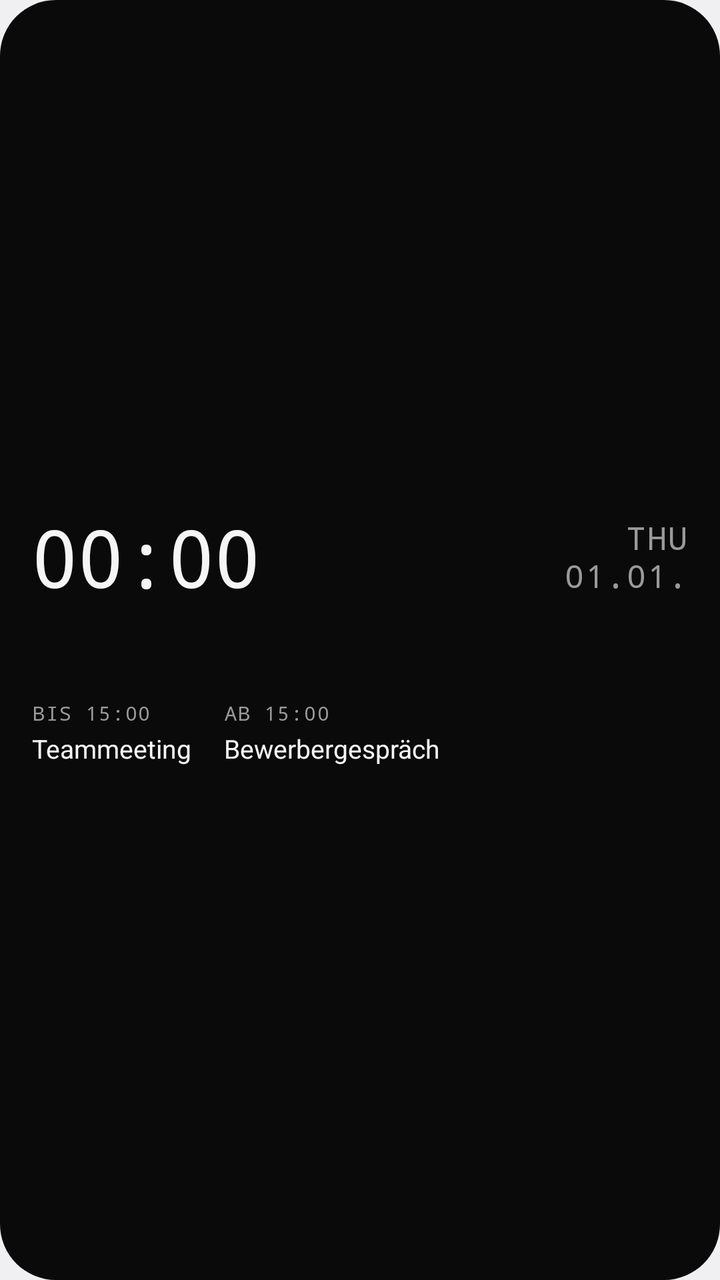
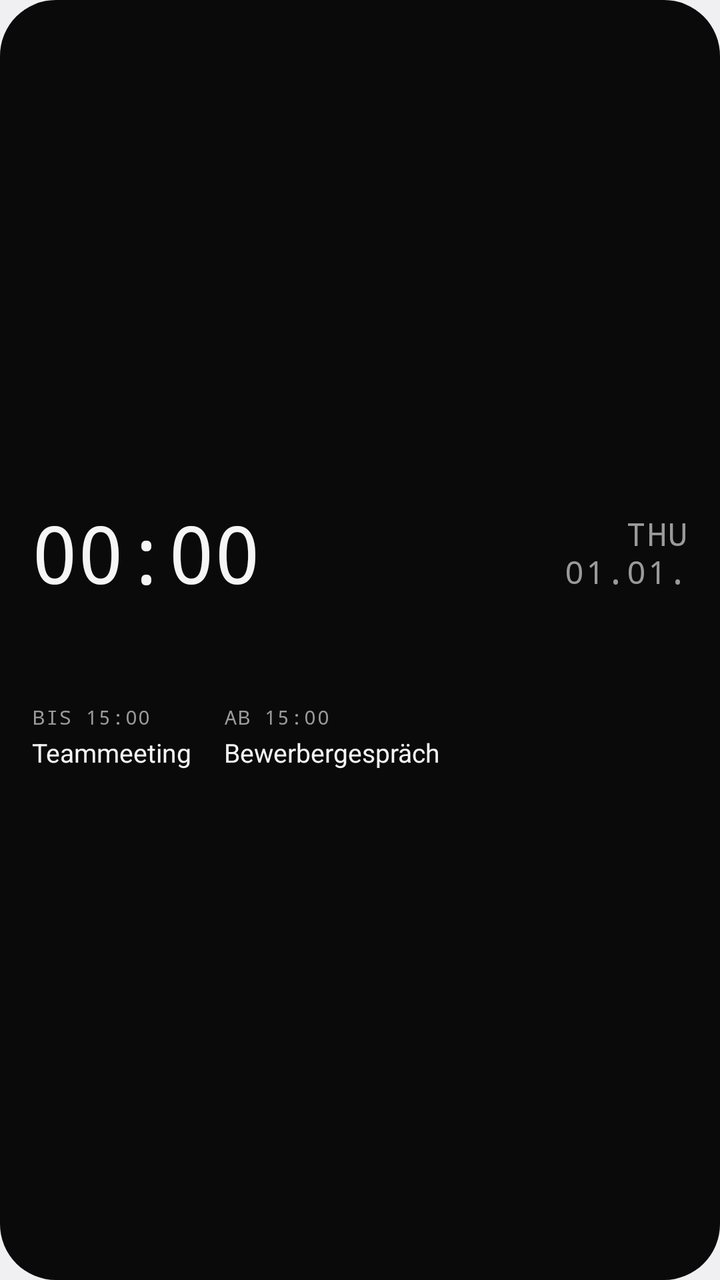

Screens rendered from an Android XML layout before and after an edit, with the pre-edit source and the edit as a unified diff.
<!-- AndroidManifest.xml: application theme android:Theme.DeviceDefault.DayNight -->
<!-- res/layout/widget_day_bar.xml -->
<?xml version="1.0" encoding="utf-8"?>
<FrameLayout xmlns:android="http://schemas.android.com/apk/res/android"
    android:id="@android:id/background"
    android:layout_width="match_parent"
    android:layout_height="match_parent">

    <ImageView
        android:id="@+id/db_bg_fill"
        android:layout_width="match_parent"
        android:layout_height="match_parent"
        android:importantForAccessibility="no"
        android:scaleType="fitXY"
        android:src="@drawable/widget_shape"
        android:tint="@color/mono_bg_solid"
        android:tintMode="src_in" />

    
    <ImageView
        android:id="@+id/db_bg_frost"
        android:layout_width="match_parent"
        android:layout_height="match_parent"
        android:importantForAccessibility="no"
        android:scaleType="fitXY"
        android:src="@drawable/widget_frost"
        android:visibility="gone" />

    <LinearLayout
        android:layout_width="match_parent"
        android:layout_height="match_parent"
        android:orientation="vertical"
        android:paddingStart="16dp"
        android:paddingTop="12dp"
        android:paddingEnd="16dp"
        android:paddingBottom="12dp">

        
        <FrameLayout
            android:layout_width="match_parent"
            android:layout_height="0dp"
            android:layout_weight="1" />

        
        <LinearLayout
            android:layout_width="match_parent"
            android:layout_height="wrap_content"
            android:baselineAligned="true"
            android:orientation="horizontal">

            <TextClock
                android:id="@+id/db_clock"
                android:layout_width="wrap_content"
                android:layout_height="wrap_content"
                android:fontFamily="monospace"
                android:fontFeatureSettings="tnum"
                android:format12Hour="HH:mm"
                android:format24Hour="HH:mm"
                android:includeFontPadding="false"
                android:letterSpacing="-0.03"
                android:textColor="@color/mono_text"
                android:textSize="40sp" />

            <FrameLayout
                android:layout_width="0dp"
                android:layout_height="wrap_content"
                android:layout_weight="1" />

            
            <LinearLayout
                android:layout_width="wrap_content"
                android:layout_height="wrap_content"
                android:baselineAlignedChildIndex="1"
                android:gravity="end"
                android:orientation="vertical">

                <TextClock
                    android:id="@+id/db_weekday"
                    android:layout_width="wrap_content"
                    android:layout_height="wrap_content"
                    android:fontFamily="monospace"
                    android:format12Hour="EEE"
                    android:format24Hour="EEE"
                    android:includeFontPadding="false"
                    android:letterSpacing="0.04"
                    android:textAllCaps="true"
                    android:textColor="@color/mono_muted_solid"
                    android:textSize="16sp" />

                <TextClock
                    android:id="@+id/db_date"
                    android:layout_width="wrap_content"
                    android:layout_height="wrap_content"
                    android:fontFamily="monospace"
                    android:format12Hour="dd.MM."
                    android:format24Hour="dd.MM."
                    android:includeFontPadding="false"
                    android:letterSpacing="0.04"
                    android:textAllCaps="true"
                    android:textColor="@color/mono_muted_solid"
                    android:textSize="16sp" />
            </LinearLayout>
        </LinearLayout>

        
        <FrameLayout
            android:id="@+id/db_allday_gap"
            android:layout_width="match_parent"
            android:layout_height="8dp"
            android:visibility="gone" />

        
        <LinearLayout
            android:id="@+id/db_allday_row"
            android:layout_width="match_parent"
            android:layout_height="wrap_content"
            android:background="@drawable/capsule"
            android:backgroundTint="@color/mono_line_solid"
            android:gravity="center"
            android:orientation="horizontal"
            android:paddingStart="10dp"
            android:paddingTop="3dp"
            android:paddingEnd="10dp"
            android:paddingBottom="3dp"
            android:visibility="gone">

            
            <LinearLayout
                android:layout_width="wrap_content"
                android:layout_height="wrap_content"
                android:orientation="horizontal">

                <TextView
                    android:id="@+id/db_allday_title"
                    android:layout_width="0dp"
                    android:layout_height="wrap_content"
                    android:layout_weight="1"
                    android:ellipsize="end"
                    android:maxLines="1"
                    android:text="Feiertag"
                    android:textColor="@color/mono_text"
                    android:textSize="12sp" />

                <TextView
                    android:id="@+id/db_allday_detail"
                    android:layout_width="wrap_content"
                    android:layout_height="wrap_content"
                    android:maxLines="1"
                    android:text=" · bis So."
                    android:textColor="@color/mono_muted_solid"
                    android:textSize="12sp"
                    android:visibility="gone" />
            </LinearLayout>
        </LinearLayout>

        
        <ImageView
            android:id="@+id/db_timeline"
            android:layout_width="match_parent"
            android:layout_height="34dp"
            android:layout_marginTop="4dp"
            android:importantForAccessibility="no"
            android:scaleType="fitXY" />

        
        <LinearLayout
            android:layout_width="match_parent"
            android:layout_height="wrap_content"
            android:layout_marginTop="8dp"
            android:orientation="horizontal">

            
            <LinearLayout
                android:id="@+id/db_footer_left"
                android:layout_width="wrap_content"
                android:layout_height="wrap_content"
                android:orientation="vertical">

                <TextView
                    android:id="@+id/db_current_label"
                    android:layout_width="match_parent"
                    android:layout_height="wrap_content"
                    android:ellipsize="end"
                    android:fontFamily="monospace"
                    android:letterSpacing="0.06"
                    android:maxLines="1"
                    android:text="BIS 15:00"
                    android:textColor="@color/mono_muted_solid"
                    android:textSize="10sp" />

                <TextView
                    android:id="@+id/db_current_title"
                    android:layout_width="match_parent"
                    android:layout_height="wrap_content"
                    android:layout_marginTop="2dp"
                    android:ellipsize="end"
                    android:maxLines="1"
                    android:text="Teammeeting"
                    android:textColor="@color/mono_text"
                    android:textSize="13sp" />
            </LinearLayout>

            
            <LinearLayout
                android:id="@+id/db_footer_right"
                android:layout_width="wrap_content"
                android:layout_height="wrap_content"
                android:layout_marginStart="16dp"
                android:orientation="vertical">

                <TextView
                    android:id="@+id/db_next_label"
                    android:layout_width="match_parent"
                    android:layout_height="wrap_content"
                    android:ellipsize="end"
                    android:fontFamily="monospace"
                    android:letterSpacing="0.06"
                    android:maxLines="1"
                    android:text="AB 15:00"
                    android:textColor="@color/mono_muted_solid"
                    android:textSize="10sp" />

                <TextView
                    android:id="@+id/db_next_title"
                    android:layout_width="match_parent"
                    android:layout_height="wrap_content"
                    android:layout_marginTop="2dp"
                    android:ellipsize="end"
                    android:maxLines="1"
                    android:text="Bewerbergespräch"
                    android:textColor="@color/mono_text"
                    android:textSize="13sp" />
            </LinearLayout>

            
            <LinearLayout
                android:id="@+id/db_footer_third"
                android:layout_width="wrap_content"
                android:layout_height="wrap_content"
                android:layout_marginStart="16dp"
                android:orientation="vertical"
                android:visibility="gone">

                <TextView
                    android:id="@+id/db_third_label"
                    android:layout_width="match_parent"
                    android:layout_height="wrap_content"
                    android:ellipsize="end"
                    android:fontFamily="monospace"
                    android:letterSpacing="0.06"
                    android:maxLines="1"
                    android:text="AB 21:00"
                    android:textColor="@color/mono_muted_solid"
                    android:textSize="10sp" />

                <TextView
                    android:id="@+id/db_third_title"
                    android:layout_width="match_parent"
                    android:layout_height="wrap_content"
                    android:layout_marginTop="2dp"
                    android:ellipsize="end"
                    android:maxLines="1"
                    android:text="Abendessen"
                    android:textColor="@color/mono_text"
                    android:textSize="13sp" />
            </LinearLayout>
        </LinearLayout>

        
        
        <FrameLayout
            android:layout_width="match_parent"
            android:layout_height="0dp"
            android:layout_weight="1" />

    </LinearLayout>
</FrameLayout>
<!-- resources referenced by this layout -->
<resources>
  <color name="mono_bg_solid">#FF0A0A0A</color>
  <color name="mono_line_solid">#FF2A2A2A</color>
  <color name="mono_muted_solid">#FF9A9A9A</color>
  <color name="mono_text">#FFF5F5F5</color>
  <!-- drawable capsule (drawable) -->
  <?xml version="1.0" encoding="utf-8"?>
  <shape xmlns:android="http://schemas.android.com/apk/res/android"
      android:shape="rectangle">
      <solid android:color="#FFFFFFFF" />
      <corners android:radius="999dp" />
  </shape>
  <!-- drawable widget_frost (drawable) -->
  <?xml version="1.0" encoding="utf-8"?>
  <inset xmlns:android="http://schemas.android.com/apk/res/android"
      android:drawable="@drawable/widget_frost_light" />
  <!-- drawable widget_shape (drawable) -->
  <?xml version="1.0" encoding="utf-8"?>
  <shape xmlns:android="http://schemas.android.com/apk/res/android"
      android:shape="rectangle">
      <solid android:color="#FFFFFFFF" />
      <corners android:radius="@android:dimen/system_app_widget_background_radius" />
  </shape>
  <!-- drawable widget_frost_light (drawable) -->
  <?xml version="1.0" encoding="utf-8"?>
  <layer-list xmlns:android="http://schemas.android.com/apk/res/android">
      
      <item>
          <shape android:shape="rectangle">
              <gradient
                  android:angle="270"
                  android:centerColor="#00FFFFFF"
                  android:centerY="0.55"
                  android:endColor="#00FFFFFF"
                  android:startColor="#47FFFFFF"
                  android:type="linear" />
              <corners android:radius="@android:dimen/system_app_widget_background_radius" />
          </shape>
      </item>
      
      <item>
          <bitmap
              android:src="@drawable/frost_noise_light"
              android:tileMode="repeat" />
      </item>
  </layer-list>
  <!-- drawable frost_noise_light: png bitmap (drawable-nodpi, 11684 bytes) -->
</resources>

<!-- the commit's change to res/layout/widget_day_bar.xml (unified diff, before → after) -->
@@ -155,7 +155,7 @@
         <ImageView
             android:id="@+id/db_timeline"
             android:layout_width="match_parent"
-            android:layout_height="34dp"
+            android:layout_height="38dp"
             android:layout_marginTop="4dp"
             android:importantForAccessibility="no"
             android:scaleType="fitXY" />
